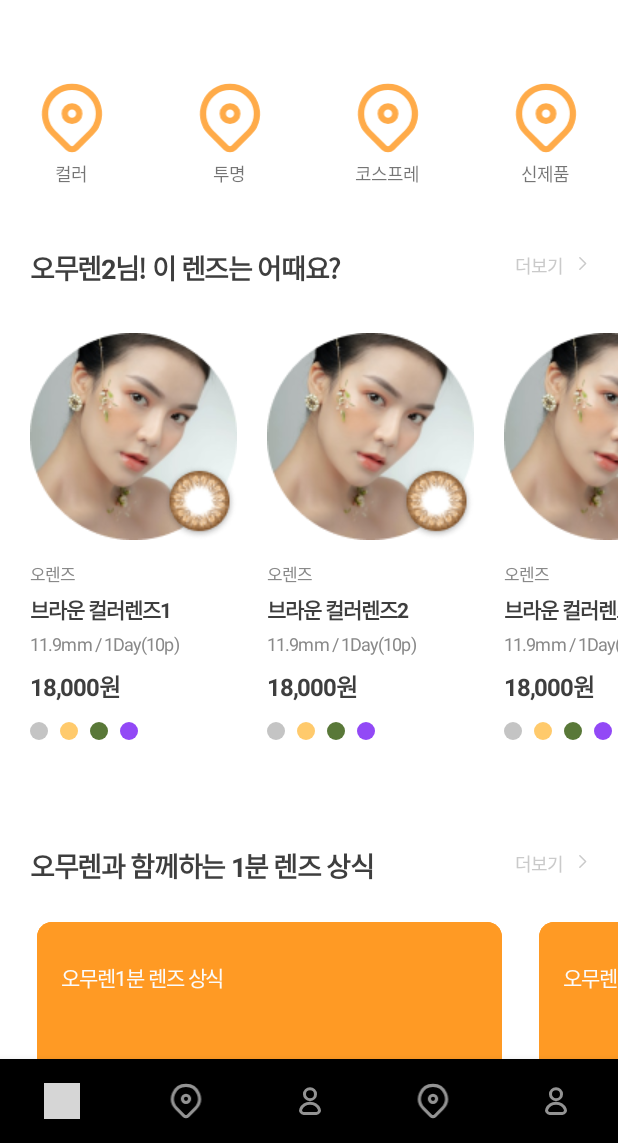
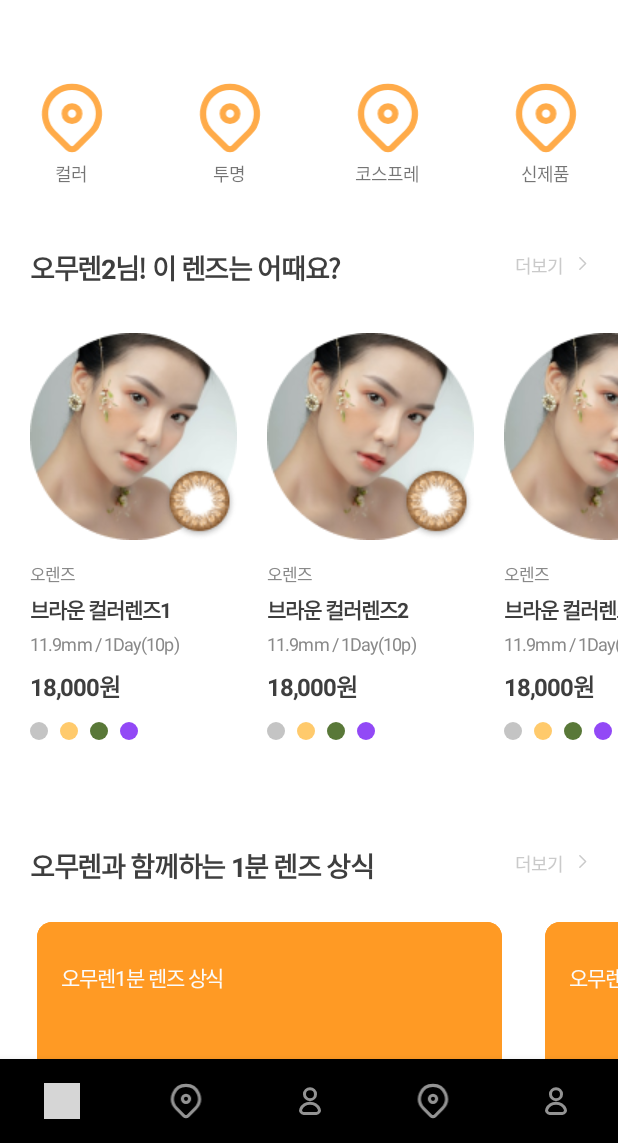
Before and after one commit to TeamOmoolen/TeamOmoolen-Android, an Android app: the screen it shows after launch (HomeActivity), on a phone screen of 412 x 824 dp, the part 93-1236 px from its top. Run offline under Robolectric (Android 15) with nearby library versions, the phone set to English and light mode, and no system bars; our stand-ins replace data binding; libraries missing offline, so code that uses them is left out: com.kakao.auth, com.kakao.sdk; 1 statement that could not run was skipped; grey boxes are pictures that could not be loaded.

Commit message:
[FEAT] recycler view 마진 변경

```diff
--- a/app/src/main/res/layout/fragment_home_one.xml
+++ b/app/src/main/res/layout/fragment_home_one.xml
@@ -274,7 +274,7 @@
                             android:id="@+id/rv_home_curating"
                             android:layout_width="match_parent"
                             android:layout_height="match_parent"
-                            android:layout_marginStart="20dp"
+                            android:layout_marginStart="0dp"
                             android:layout_marginTop="30dp"
                             android:orientation="horizontal"
                             android:overScrollMode="never"
@@ -345,7 +345,7 @@
                             android:id="@+id/rv_home_tip"
                             android:layout_width="match_parent"
                             android:layout_height="match_parent"
-                            android:layout_marginStart="20dp"
+                            android:layout_marginStart="0dp"
                             android:layout_marginTop="20dp"
                             android:orientation="horizontal"
                             android:overScrollMode="never"
--- a/app/src/main/res/layout/item_one_curating.xml
+++ b/app/src/main/res/layout/item_one_curating.xml
@@ -12,7 +12,7 @@
     <androidx.constraintlayout.widget.ConstraintLayout
         android:layout_width="wrap_content"
         android:layout_height="wrap_content"
-    android:layout_marginEnd="20dp">
+        android:layout_marginStart="20dp">
 
         <ImageView
             android:id="@+id/iv_one_recommend1"
--- a/app/src/main/res/layout/item_one_tip.xml
+++ b/app/src/main/res/layout/item_one_tip.xml
@@ -12,7 +12,7 @@
 <androidx.constraintlayout.widget.ConstraintLayout
     android:layout_width="wrap_content"
     android:layout_height="wrap_content"
-    android:layout_marginEnd="16dp">
+    android:layout_marginStart="20dp">
 
     <ImageView
         android:id="@+id/iv_one_tip_bg"
```
Lines whose indentation alone changed are shown as unchanged.
